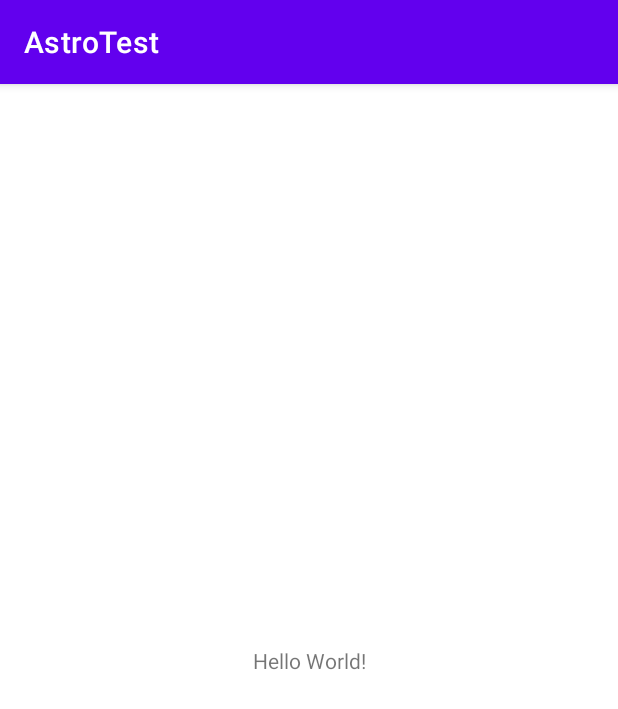
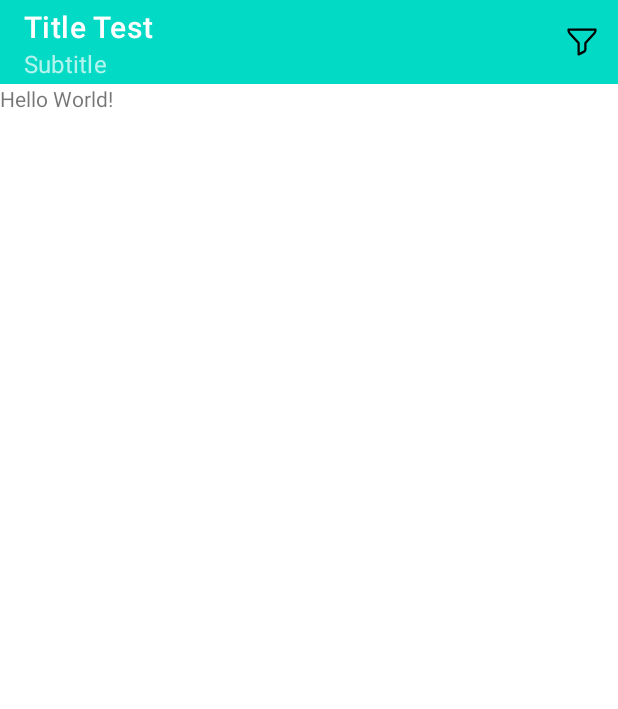
Before and after one commit to glenntuyu/GithubTest, an Android app: the screen it shows after launch (MainActivity), on a phone screen of 412 x 824 dp. Shown: the top 709 px of the screen. Run offline under Robolectric (Android 15) with nearby library versions, the phone set to English and light mode, and no system bars; our stand-ins replace data binding.

Commit message:
create homeFragment with jetpack nav

```diff
--- a/app/build.gradle
+++ b/app/build.gradle
@@ -1,6 +1,7 @@
 plugins {
     id 'com.android.application'
     id 'org.jetbrains.kotlin.android'
+    id 'androidx.navigation.safeargs.kotlin'
 }
 
 android {
@@ -14,6 +15,10 @@ android {
         versionName "1.0"
 
         testInstrumentationRunner "androidx.test.runner.AndroidJUnitRunner"
+    }
+
+    buildFeatures {
+        dataBinding = true
     }
 
     buildTypes {
@@ -37,6 +42,14 @@ dependencies {
     implementation 'androidx.appcompat:appcompat:1.4.1'
     implementation 'com.google.android.material:material:1.6.0'
     implementation 'androidx.constraintlayout:constraintlayout:2.1.4'
+
+    //Navigation
+    implementation "androidx.navigation:navigation-fragment-ktx:$rootProject.navigationVersion"
+    implementation "androidx.navigation:navigation-ui-ktx:$rootProject.navigationVersion"
+
+//    implementation "com.google.dagger:hilt-android:2.38.1"
+//    implementation "com.google.dagger:hilt-android-compiler:2.38.1"
+
     testImplementation 'junit:junit:4.13.2'
     androidTestImplementation 'androidx.test.ext:junit:1.1.3'
     androidTestImplementation 'androidx.test.espresso:espresso-core:3.4.0'
--- /dev/null
+++ b/app/src/main/java/com/astro/test/glenntuyu/ui/HomeFragment.kt
@@ -0,0 +1,36 @@
+package com.astro.test.glenntuyu.ui
+
+import android.os.Bundle
+import android.view.*
+import androidx.databinding.DataBindingUtil
+import androidx.fragment.app.Fragment
+import com.astro.test.glenntuyu.R
+import com.astro.test.glenntuyu.databinding.HomeFragmentBinding
+
+/**
+ * Created by glenntuyu on 26/05/2022.
+ */
+class HomeFragment: Fragment() {
+
+    private var viewBinding: HomeFragmentBinding? = null
+
+    override fun onCreateView(
+        inflater: LayoutInflater,
+        container: ViewGroup?,
+        savedInstanceState: Bundle?
+    ): View? {
+        setHasOptionsMenu(true)
+        viewBinding = DataBindingUtil.inflate(inflater, R.layout.home_fragment, container, false)
+
+        return viewBinding?.root
+    }
+
+    override fun onCreateOptionsMenu(menu: Menu, inflater: MenuInflater) {
+        inflater.inflate(R.menu.main_menu, menu)
+    }
+
+    override fun onDestroyView() {
+        super.onDestroyView()
+        viewBinding = null
+    }
+}
--- a/app/src/main/java/com/astro/test/glenntuyu/ui/MainActivity.kt
+++ b/app/src/main/java/com/astro/test/glenntuyu/ui/MainActivity.kt
@@ -2,11 +2,31 @@ package com.astro.test.glenntuyu.ui
 
 import androidx.appcompat.app.AppCompatActivity
 import android.os.Bundle
+import androidx.databinding.DataBindingUtil
+import androidx.lifecycle.ViewModelProvider
+import androidx.navigation.fragment.NavHostFragment
+import androidx.viewbinding.ViewBinding
 import com.astro.test.glenntuyu.R
+import com.astro.test.glenntuyu.databinding.ActivityMainBinding
 
 class MainActivity : AppCompatActivity() {
+
+    private var viewBinding: ActivityMainBinding? = null
+
     override fun onCreate(savedInstanceState: Bundle?) {
         super.onCreate(savedInstanceState)
-        setContentView(R.layout.activity_main)
+        viewBinding = DataBindingUtil.setContentView(this, R.layout.activity_main)
+
+        setSupportActionBar(viewBinding?.mainToolbar)
+
+        val host: NavHostFragment = supportFragmentManager
+            .findFragmentById(R.id.main_fragment) as NavHostFragment? ?: return
+
+        val navController = host.navController
+    }
+
+    override fun onDestroy() {
+        super.onDestroy()
+        viewBinding = null
     }
 }
--- /dev/null
+++ b/app/src/main/res/drawable/ic_sort.xml
@@ -0,0 +1,9 @@
+<vector xmlns:android="http://schemas.android.com/apk/res/android"
+    android:width="24dp"
+    android:height="24dp"
+    android:viewportWidth="32"
+    android:viewportHeight="32">
+  <path
+      android:fillColor="#FF000000"
+      android:pathData="M13,28a1,1 0,0 1,-0.53 -0.15A1,1 0,0 1,12 27V17.38L4.28,8.81A5,5 0,0 1,3 5.46V5A1,1 0,0 1,4 4H28a1,1 0,0 1,1 1v0.46a5,5 0,0 1,-1.28 3.35L20,17.38v5.38a3,3 0,0 1,-1.66 2.69l-4.89,2.44A1,1 0,0 1,13 28ZM5.05,6a3,3 0,0 0,0.72 1.47l8,8.86A1,1 0,0 1,14 17v8.38l3.45,-1.72a1,1 0,0 0,0.55 -0.9V17a1,1 0,0 1,0.26 -0.67l8,-8.86A3,3 0,0 0,27 6Z"/>
+</vector>
--- a/app/src/main/res/layout/activity_main.xml
+++ b/app/src/main/res/layout/activity_main.xml
@@ -1,18 +1,31 @@
 <?xml version="1.0" encoding="utf-8"?>
-<androidx.constraintlayout.widget.ConstraintLayout xmlns:android="http://schemas.android.com/apk/res/android"
+<layout xmlns:android="http://schemas.android.com/apk/res/android"
     xmlns:app="http://schemas.android.com/apk/res-auto"
-    xmlns:tools="http://schemas.android.com/tools"
-    android:layout_width="match_parent"
-    android:layout_height="match_parent"
-    tools:context=".ui.MainActivity">
+    xmlns:bind="http://schemas.android.com/apk/res-auto"
+    xmlns:tools="http://schemas.android.com/tools">
 
-    <TextView
-        android:layout_width="wrap_content"
-        android:layout_height="wrap_content"
-        android:text="Hello World!"
-        app:layout_constraintBottom_toBottomOf="parent"
-        app:layout_constraintEnd_toEndOf="parent"
-        app:layout_constraintStart_toStartOf="parent"
-        app:layout_constraintTop_toTopOf="parent" />
+    <LinearLayout
+        android:layout_width="match_parent"
+        android:layout_height="match_parent"
+        android:orientation="vertical"
+        tools:context=".ui.MainActivity">
 
-</androidx.constraintlayout.widget.ConstraintLayout>
+        <androidx.appcompat.widget.Toolbar
+            android:id="@+id/main_toolbar"
+            app:title="Title Test"
+            app:subtitle="Subtitle"
+            android:layout_width="match_parent"
+            android:layout_height="wrap_content"
+            android:background="@color/teal_200"
+            android:theme="@style/ThemeOverlay.MaterialComponents.Dark.ActionBar" />
+
+        <fragment
+            android:id="@+id/main_fragment"
+            android:name="androidx.navigation.fragment.NavHostFragment"
+            android:layout_width="match_parent"
+            android:layout_height="0dp"
+            android:layout_weight="1"
+            app:defaultNavHost="true"
+            app:navGraph="@navigation/mobile_navigation" />
+    </LinearLayout>
+</layout>
--- /dev/null
+++ b/app/src/main/res/layout/home_fragment.xml
@@ -0,0 +1,23 @@
+<?xml version="1.0" encoding="utf-8"?>
+<layout xmlns:android="http://schemas.android.com/apk/res/android"
+    xmlns:app="http://schemas.android.com/apk/res-auto"
+    xmlns:bind="http://schemas.android.com/apk/res-auto"
+    xmlns:tools="http://schemas.android.com/tools">
+
+    <LinearLayout
+        android:layout_width="match_parent"
+        android:layout_height="match_parent"
+        android:orientation="vertical"
+        tools:context=".ui.MainActivity">
+
+        <TextView
+            android:layout_width="wrap_content"
+            android:layout_height="wrap_content"
+            android:text="Hello World!"
+            app:layout_constraintBottom_toBottomOf="parent"
+            app:layout_constraintEnd_toEndOf="parent"
+            app:layout_constraintStart_toStartOf="parent"
+            app:layout_constraintTop_toTopOf="parent" />
+
+    </LinearLayout>
+</layout>
--- /dev/null
+++ b/app/src/main/res/menu/main_menu.xml
@@ -0,0 +1,10 @@
+<?xml version="1.0" encoding="utf-8"?>
+<menu xmlns:android="http://schemas.android.com/apk/res/android"
+      xmlns:app="http://schemas.android.com/apk/res-auto">
+
+    <item
+        android:id="@+id/shopping_dest"
+        android:icon="@drawable/ic_sort"
+        android:title="@string/sort"
+        app:showAsAction="ifRoom" />
+</menu>
--- /dev/null
+++ b/app/src/main/res/navigation/mobile_navigation.xml
@@ -0,0 +1,12 @@
+<?xml version="1.0" encoding="utf-8"?>
+<navigation xmlns:android="http://schemas.android.com/apk/res/android"
+            xmlns:app="http://schemas.android.com/apk/res-auto"
+            xmlns:tools="http://schemas.android.com/tools"
+    app:startDestination="@+id/home_dest">
+    <fragment
+        android:id="@+id/home_dest"
+        android:name="com.astro.test.glenntuyu.ui.HomeFragment"
+        android:label="@string/app_name"
+        tools:layout="@layout/home_fragment">
+    </fragment>
+</navigation>
--- a/app/src/main/res/values/strings.xml
+++ b/app/src/main/res/values/strings.xml
@@ -1,3 +1,6 @@
 <resources>
-    <string name="app_name">AstroTest</string>
+    <string name="app_name">Astro Test</string>
+    <string name="toolbar_title">Github User</string>
+    <string name="toolbar_subtitle">Astro Test</string>
+    <string name="sort">sort</string>
 </resources>
--- a/app/src/main/res/values/themes.xml
+++ b/app/src/main/res/values/themes.xml
@@ -1,6 +1,6 @@
 <resources xmlns:tools="http://schemas.android.com/tools">
     <!-- Base application theme. -->
-    <style name="Theme.AstroTest" parent="Theme.MaterialComponents.DayNight.DarkActionBar">
+    <style name="Theme.AstroTest" parent="Theme.MaterialComponents.Light.NoActionBar">
         <!-- Primary brand color. -->
         <item name="colorPrimary">@color/purple_500</item>
         <item name="colorPrimaryVariant">@color/purple_700</item>
--- a/build.gradle
+++ b/build.gradle
@@ -1,8 +1,20 @@
 // Top-level build file where you can add configuration options common to all sub-projects/modules.
+buildscript {
+    ext {
+        navigationVersion = "2.3.5"
+    }
+
+    dependencies {
+        classpath "androidx.navigation:navigation-safe-args-gradle-plugin:$navigationVersion"
+    }
+}
+
 plugins {
     id 'com.android.application' version '7.2.0' apply false
     id 'com.android.library' version '7.2.0' apply false
     id 'org.jetbrains.kotlin.android' version '1.6.10' apply false
+    id 'com.google.dagger.hilt.android' version '2.41' apply false
+
 }
 
 task clean(type: Delete) {
```
Also changed, not shown: 1 other file.
